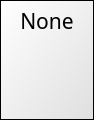
The window that Data/src/ui/card.ui (NE-student/CardGames) describes before a commit, drawn with Qt 5.
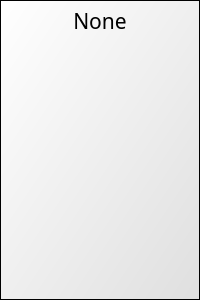
The same window after the commit.

Patch:
```diff
--- a/Data/src/ui/card.ui
+++ b/Data/src/ui/card.ui
@@ -6,14 +6,14 @@
    <rect>
     <x>0</x>
     <y>0</y>
-    <width>94</width>
-    <height>120</height>
+    <width>200</width>
+    <height>300</height>
    </rect>
   </property>
   <property name="minimumSize">
    <size>
     <width>60</width>
-    <height>120</height>
+    <height>130</height>
    </size>
   </property>
   <property name="maximumSize">
@@ -63,6 +63,12 @@
    </property>
    <item>
     <widget class="QFrame" name="frame">
+     <property name="minimumSize">
+      <size>
+       <width>60</width>
+       <height>120</height>
+      </size>
+     </property>
      <property name="styleSheet">
       <string notr="true">#frame
 {
@@ -100,6 +106,12 @@
       </property>
       <item>
        <widget class="QLabel" name="Grade">
+        <property name="sizePolicy">
+         <sizepolicy hsizetype="Preferred" vsizetype="Expanding">
+          <horstretch>0</horstretch>
+          <verstretch>0</verstretch>
+         </sizepolicy>
+        </property>
         <property name="maximumSize">
          <size>
           <width>16777215</width>
@@ -122,6 +134,12 @@
       </item>
       <item>
        <widget class="QLabel" name="Img">
+        <property name="sizePolicy">
+         <sizepolicy hsizetype="Minimum" vsizetype="MinimumExpanding">
+          <horstretch>0</horstretch>
+          <verstretch>0</verstretch>
+         </sizepolicy>
+        </property>
         <property name="text">
          <string/>
         </property>
```
